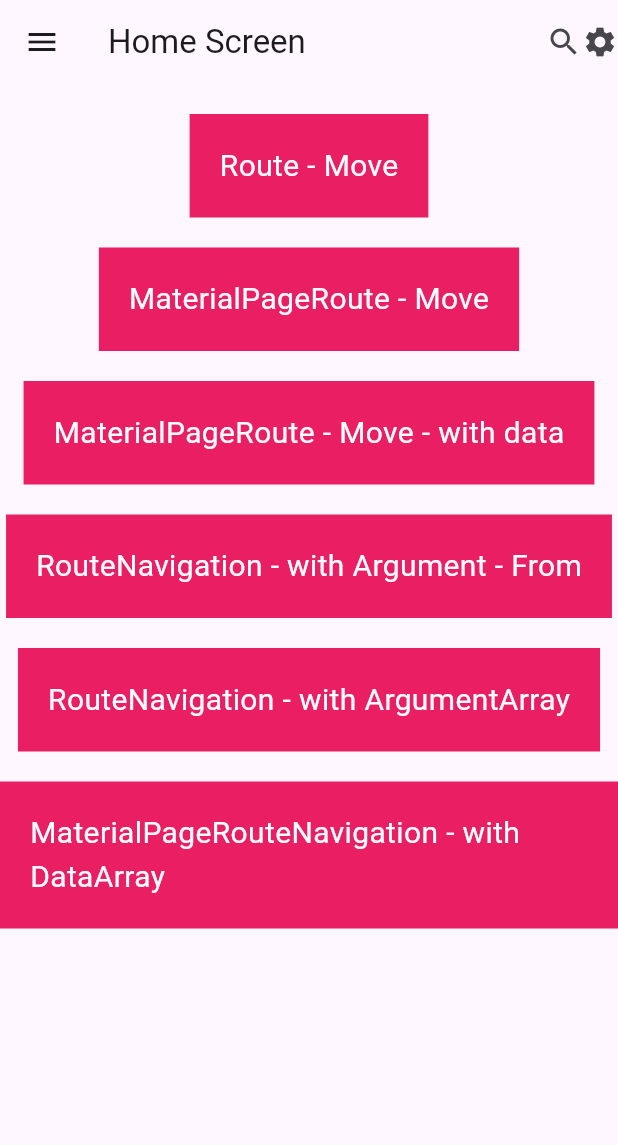
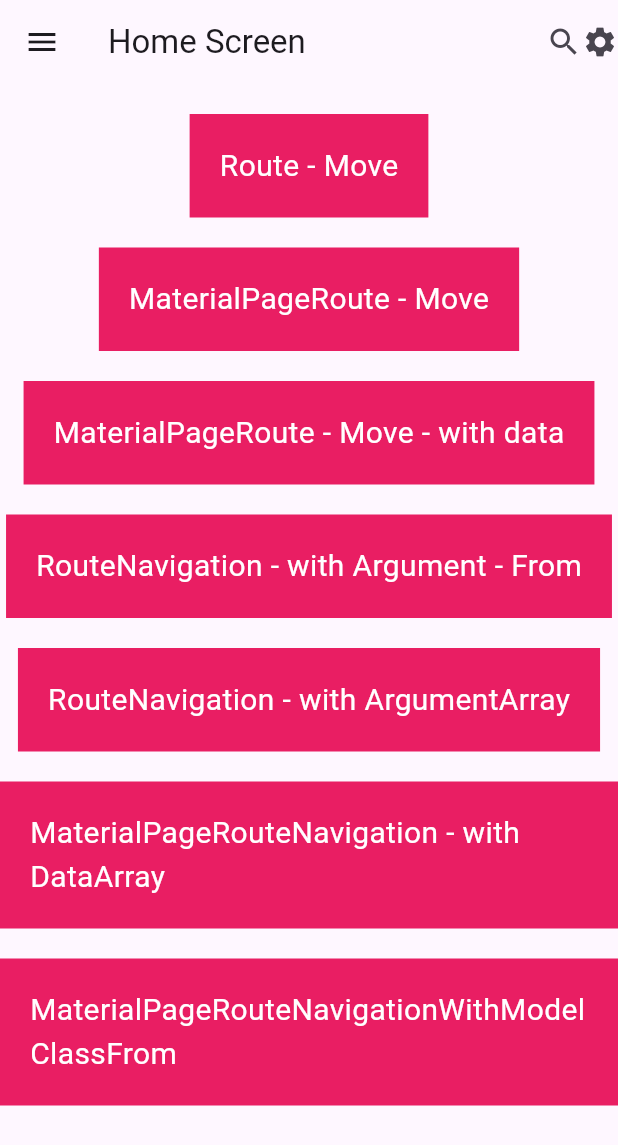
Before and after one commit to santhakumar3/Flutter_alltypeNavigationDone_Route_type_And_MaterialPageRouteType_completed_Successfully, a Flutter app: the screen it shows after launch, on a phone screen of 412 x 824 dp. Shown: the top 1145 px of the screen. Run offline on Flutter 3.47's test engine with Material 3 defaults, Android fonts, the phone set to English and light mode, and no system bars.

Commit message:
materialpagerouteModelclass implemented

```diff
--- a/lib/main.dart
+++ b/lib/main.dart
@@ -4,6 +4,7 @@ import 'package:flutter/material.dart';
 
 void main(){
   runApp(MyApp());
+
 
 }
 
--- a/lib/screen/HomeScreenUsingRoute.dart
+++ b/lib/screen/HomeScreenUsingRoute.dart
@@ -1,5 +1,6 @@
 import 'package:all_types_of_navigation_and_pass_data_flutter/screen/materialpagerote-navigation/MaterialPageRouteNavigation.dart';
 import 'package:all_types_of_navigation_and_pass_data_flutter/screen/materialpagerote-navigation/MaterialPageRouteNavigationWithDataFrom.dart';
+import 'package:all_types_of_navigation_and_pass_data_flutter/screen/materialpagerote-navigation/MaterialPageRouteNavigationWithModelClassFrom.dart';
 import 'package:all_types_of_navigation_and_pass_data_flutter/screen/rotes-navigation/RouteNavigationWithArgumentArray.dart';
 import 'package:flutter/material.dart';
 
@@ -146,6 +147,28 @@ class HomeScreenUSingRoute extends StatelessWidget {
                 ),
               ),
             ),
+             Container(
+              padding: EdgeInsets.only(top: 20),
+              child: InkWell(
+                onTap: () {
+                  Navigator.push(
+                      context,
+                      MaterialPageRoute(
+                          builder: (context) =>
+                              MaterialPageRouteNavigationWithModelClassFrom()));
+                },
+                child: Center(
+                  child: Container(
+                    color: Colors.pink,
+                    padding: EdgeInsets.all(20),
+                    child: Text(
+                      "MaterialPageRouteNavigationWithModelClassFrom",
+                      style: TextStyle(fontSize: 20, color: Colors.white),
+                    ),
+                  ),
+                ),
+              ),
+            ),
             ],
           ),
         ),
--- /dev/null
+++ b/lib/screen/model/MaterialPageRouteUserModel.dart
@@ -0,0 +1,6 @@
+class User {
+  final String name;
+  final int age;
+
+  User({required this.name, required this.age});
+}
```
Also changed, not shown: lib/screen/materialpagerote-navigation/MaterialPageRouteNavigationWithModelClassFrom.dart (added, +32 -0 lines), lib/screen/materialpagerote-navigation/MaterialPageRouteNavigationWithModelClassTo.dart (added, +30 -0 lines).
